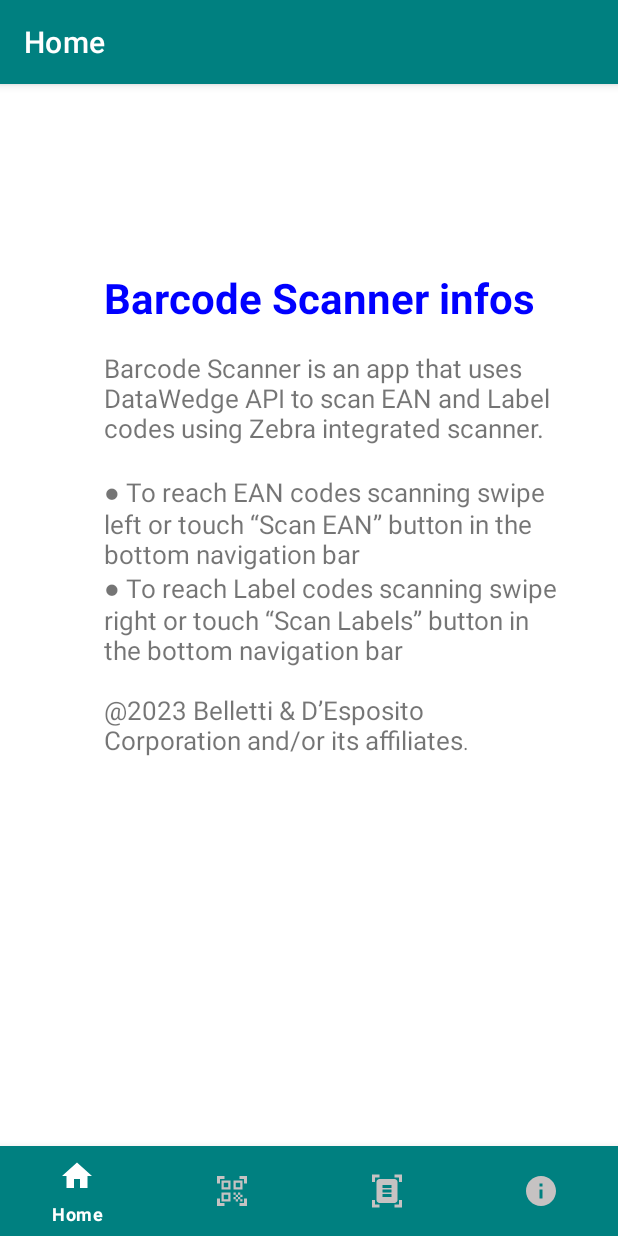
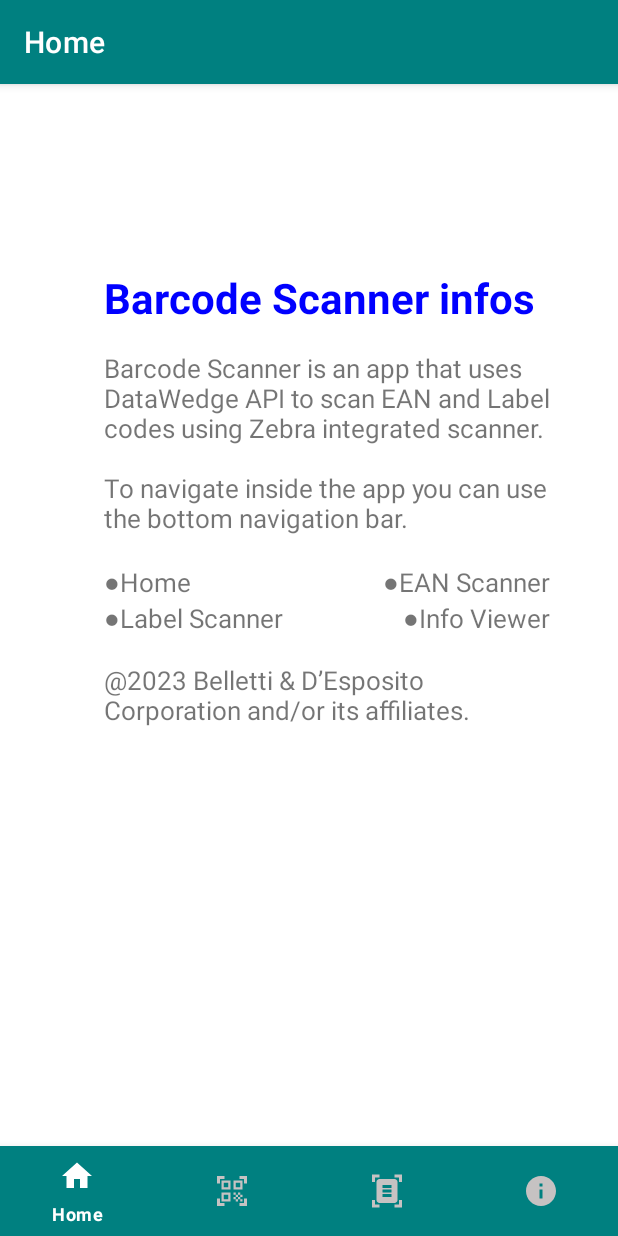
Before and after one commit to EclissiSolare/BarcodeScanner, an Android app: the MainActivity screen opened directly, with no data from a screen before it, on a phone screen of 412 x 824 dp. Run offline under Robolectric (Android 15) with nearby library versions, the phone set to English and light mode, and no system bars.

Commit message:
lalsnjsfag.ukv

```diff
--- a/app/src/main/java/com/example/progettoletturadati/ActivityInfo.java
+++ b/app/src/main/java/com/example/progettoletturadati/ActivityInfo.java
@@ -50,7 +50,7 @@ public class ActivityInfo extends AppCompatActivity {
 
 
         getSupportActionBar().setDisplayHomeAsUpEnabled(false);
-        getSupportActionBar().setTitle("Scanner Info");
+        getSupportActionBar().setTitle("Info Viewer");
         getSupportActionBar().setBackgroundDrawable(new ColorDrawable(getResources().getColor(R.color.turchese)));
     }
 }
--- a/app/src/main/java/com/example/progettoletturadati/MainActivity.java
+++ b/app/src/main/java/com/example/progettoletturadati/MainActivity.java
@@ -73,10 +73,16 @@ public class MainActivity extends AppCompatActivity {
         getSupportActionBar().setTitle("Home");
         getSupportActionBar().setBackgroundDrawable(new ColorDrawable(getResources().getColor(R.color.turchese)));
 
-        String text = "Barcode Scanner infos\n\n" +
-                "Barcode Scanner is an app that uses DataWedge API to scan EAN and Label codes using Zebra integrated scanner. \n\n" +
-                "● To reach EAN codes scanning swipe left or touch “Scan EAN” button in the bottom navigation bar\n" +
-                "● To reach Label codes scanning swipe right or touch “Scan Labels” button in the bottom navigation bar\n\n" +
+        String text =
+                "Barcode Scanner infos\n\n" +
+
+                "Barcode Scanner is an app that uses DataWedge API to scan EAN and Label codes using Zebra integrated scanner.\n\n" +
+
+                "To navigate inside the app you can use the bottom navigation bar.\n\n" +
+
+                        "●Home                                ●EAN Scanner\n" +
+                        "●Label Scanner                    ●Info Viewer\n\n" +
+
                 "@2023 Belletti & D’Esposito\n" +
                 "Corporation and/or its affiliates.\n";
         SpannableString spannableString = new SpannableString(text);
@@ -90,12 +96,10 @@ public class MainActivity extends AppCompatActivity {
         spannableString.setSpan(sizeSpan, 0, 21, Spanned.SPAN_EXCLUSIVE_EXCLUSIVE);
 
         RelativeSizeSpan sizeSpan2 = new RelativeSizeSpan(1.25f);
-        spannableString.setSpan(sizeSpan2, 22, 397, Spanned.SPAN_EXCLUSIVE_EXCLUSIVE);
+        spannableString.setSpan(sizeSpan2, 22, 361, Spanned.SPAN_EXCLUSIVE_EXCLUSIVE);
 
         StyleSpan boldSpan = new StyleSpan(Typeface.BOLD);
         spannableString.setSpan(boldSpan, 0, 21, Spanned.SPAN_EXCLUSIVE_EXCLUSIVE);
-
-
 
         TextView textView = findViewById(R.id.textView);
         textView.setText(spannableString);
--- a/app/src/main/res/layout/activity_labels.xml
+++ b/app/src/main/res/layout/activity_labels.xml
@@ -59,7 +59,7 @@
         android:layout_height="wrap_content"
         android:ems="10"
         android:hint="Insert Label..."
-        android:inputType="text"
+        android:inputType="text|textCapCharacters"
         android:visibility="visible"
         app:layout_constraintBottom_toBottomOf="parent"
         app:layout_constraintEnd_toEndOf="parent"
@@ -67,6 +67,7 @@
         app:layout_constraintStart_toStartOf="parent"
         app:layout_constraintTop_toBottomOf="@+id/btnScanLabels"
         app:layout_constraintVertical_bias="0.11" />
+
 
 
 
--- a/app/src/main/res/menu/menu_navigation.xml
+++ b/app/src/main/res/menu/menu_navigation.xml
@@ -18,7 +18,7 @@
 
     <item
         android:id="@+id/info"
-        android:title="Scan Info"
+        android:title="Info Viewer"
         android:icon="@drawable/info"/>
 
 </menu>
```
